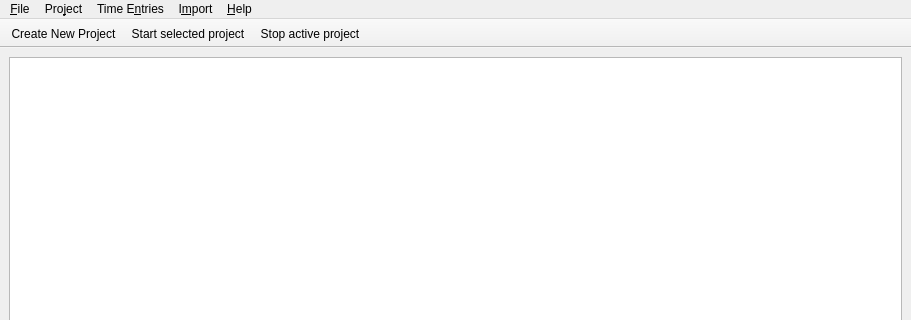
Qt form source/main_window.ui (jansorg/tom-ui) before a commit; both pictures show x 0 to 911 and y 0 to 320 of the 911 by 772 pixel window.
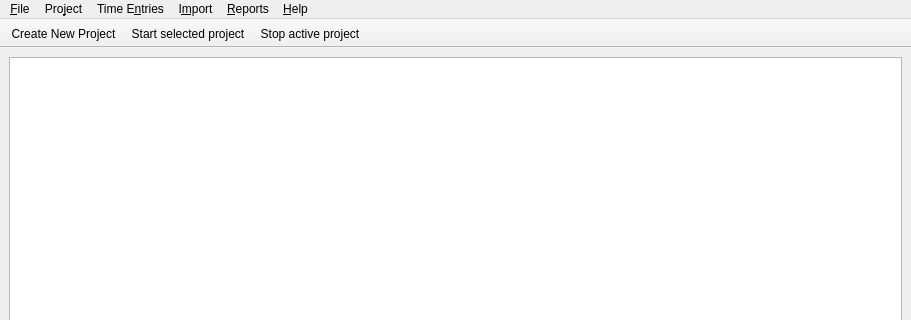
The same form after that commit. Icons and pictures are not drawn. Custom widgets are drawn as their Qt base class.

```diff
--- a/source/main_window.ui
+++ b/source/main_window.ui
@@ -157,10 +157,17 @@
     </property>
     <addaction name="actionTimeEntryRemove"/>
    </widget>
+   <widget class="QMenu" name="menuReports">
+    <property name="title">
+     <string>&amp;Reports</string>
+    </property>
+    <addaction name="actionReportCreate"/>
+   </widget>
    <addaction name="menuFile"/>
    <addaction name="menuProject"/>
    <addaction name="menuTracked_Items"/>
    <addaction name="menuImport"/>
+   <addaction name="menuReports"/>
    <addaction name="menu_Help"/>
   </widget>
   <widget class="QToolBar" name="toolBar">
```
Left out of the diff: 22 changed lines with no effect on the pictures.
